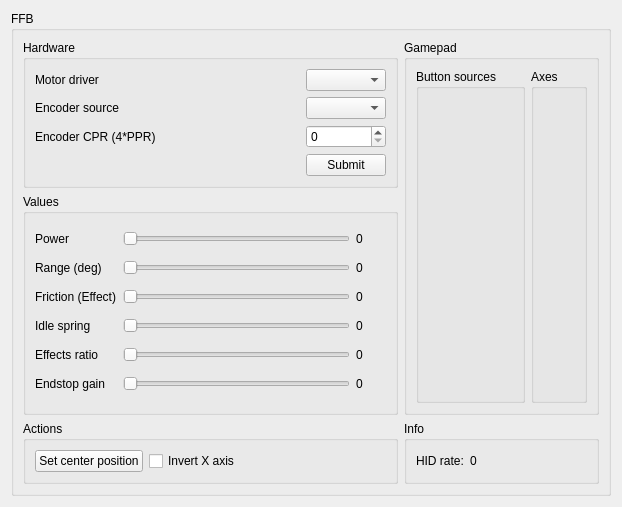
This is res/ffbclass.ui in Ultrawipf/OpenFFBoard-configurator as Qt 5 draws it before an edit. The edited form follows.
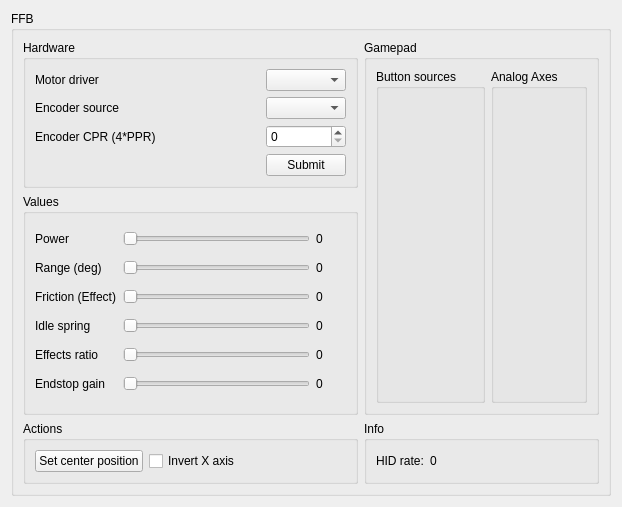
This is the edited form.

```diff
--- a/res/ffbclass.ui
+++ b/res/ffbclass.ui
@@ -414,7 +414,7 @@
             </sizepolicy>
            </property>
            <property name="title">
-            <string>Axes</string>
+            <string>Analog Axes</string>
            </property>
           </widget>
          </item>
```
